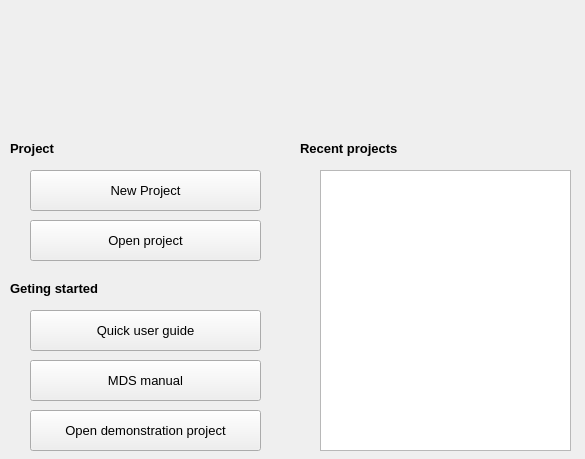
Qt form IDE/GUI/widgets/WelcomeScr/welcomescr.ui (AbyssAbbeba/MDS-picoblaze-AVR-ide) before a commit.
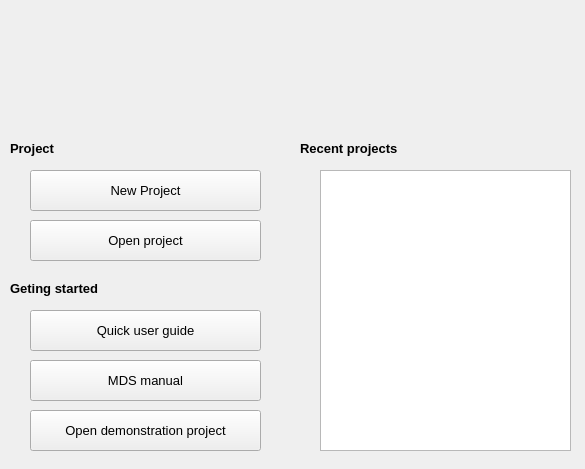
The same form after that commit.

Diff of the .ui file:
```diff
--- a/IDE/GUI/widgets/WelcomeScr/welcomescr.ui
+++ b/IDE/GUI/widgets/WelcomeScr/welcomescr.ui
@@ -7,7 +7,7 @@
     <x>0</x>
     <y>0</y>
     <width>585</width>
-    <height>459</height>
+    <height>469</height>
    </rect>
   </property>
   <property name="windowTitle">
```
